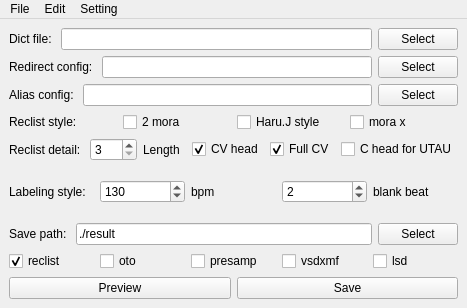
Before: the Qt Designer form scr_gui/ui_files/main_window.ui in RibosomeK/new_cvvc_generator, drawn with Qt 5.
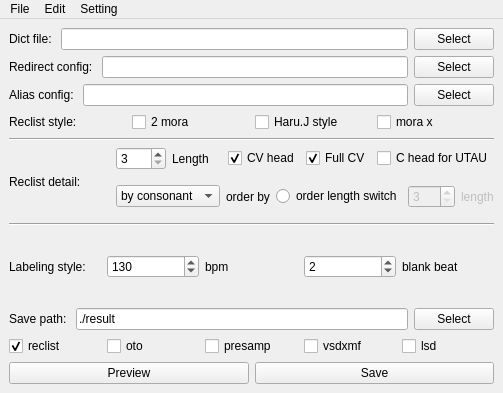
After: the same form once the commit is applied.

Commit message: add order twist and trans and bug fix

Patch:
```diff
--- a/scr_gui/ui_files/main_window.ui
+++ b/scr_gui/ui_files/main_window.ui
@@ -6,8 +6,8 @@
    <rect>
     <x>0</x>
     <y>0</y>
-    <width>467</width>
-    <height>308</height>
+    <width>503</width>
+    <height>393</height>
    </rect>
   </property>
   <property name="sizePolicy">
@@ -200,6 +200,13 @@
       </item>
      </layout>
     </item>
+    <item>
+     <widget class="Line" name="line">
+      <property name="orientation">
+       <enum>Qt::Horizontal</enum>
+      </property>
+     </widget>
+    </item>
     <item>
      <layout class="QHBoxLayout" name="reclist_detail_layout">
       <item>
@@ -213,6 +220,10 @@
        </widget>
       </item>
       <item>
+       <layout class="QVBoxLayout" name="reclist_detail_options_layout">
+        <item>
+         <layout class="QHBoxLayout" name="horizontalLayout_6">
+          <item>
        <widget class="QSpinBox" name="length_spinBox">
         <property name="accessibleName">
          <string>length</string>
@@ -280,6 +291,87 @@
      </layout>
     </item>
     <item>
+         <layout class="QHBoxLayout" name="horizontalLayout_7">
+          <item>
+           <widget class="QComboBox" name="order_by_comboBox">
+            <property name="accessibleName">
+             <string>order_by</string>
+            </property>
+            <property name="currentText">
+             <string>by consonant</string>
+            </property>
+            <property name="maxVisibleItems">
+             <number>2</number>
+            </property>
+            <item>
+             <property name="text">
+              <string>by consonant</string>
+             </property>
+            </item>
+            <item>
+             <property name="text">
+              <string>by vowel</string>
+             </property>
+            </item>
+           </widget>
+          </item>
+          <item>
+           <widget class="QLabel" name="order_by_label">
+            <property name="text">
+             <string>order by</string>
+            </property>
+           </widget>
+          </item>
+          <item>
+           <widget class="QRadioButton" name="order_length_switch_radioButton">
+            <property name="accessibleName">
+             <string>is_order_length_switch</string>
+            </property>
+            <property name="text">
+             <string>order length switch</string>
+            </property>
+           </widget>
+          </item>
+          <item>
+           <widget class="QSpinBox" name="order_length_spinBox">
+            <property name="enabled">
+             <bool>false</bool>
+            </property>
+            <property name="accessibleName">
+             <string>order_length</string>
+            </property>
+            <property name="minimum">
+             <number>3</number>
+            </property>
+            <property name="maximum">
+             <number>100</number>
+            </property>
+           </widget>
+          </item>
+          <item>
+           <widget class="QLabel" name="order_length_label">
+            <property name="enabled">
+             <bool>false</bool>
+            </property>
+            <property name="text">
+             <string>length</string>
+            </property>
+           </widget>
+          </item>
+         </layout>
+        </item>
+       </layout>
+      </item>
+     </layout>
+    </item>
+    <item>
+     <widget class="Line" name="line_2">
+      <property name="orientation">
+       <enum>Qt::Horizontal</enum>
+      </property>
+     </widget>
+    </item>
+    <item>
      <layout class="QHBoxLayout" name="labeling_style_layout">
       <item>
        <widget class="QLabel" name="labeling_style_label">
@@ -506,8 +598,8 @@
     <rect>
      <x>0</x>
      <y>0</y>
-     <width>467</width>
-     <height>22</height>
+     <width>503</width>
+     <height>23</height>
     </rect>
    </property>
    <widget class="QMenu" name="menuFile">
```
Lines whose indentation alone changed are shown as unchanged. The commit also changes 8 other files.
